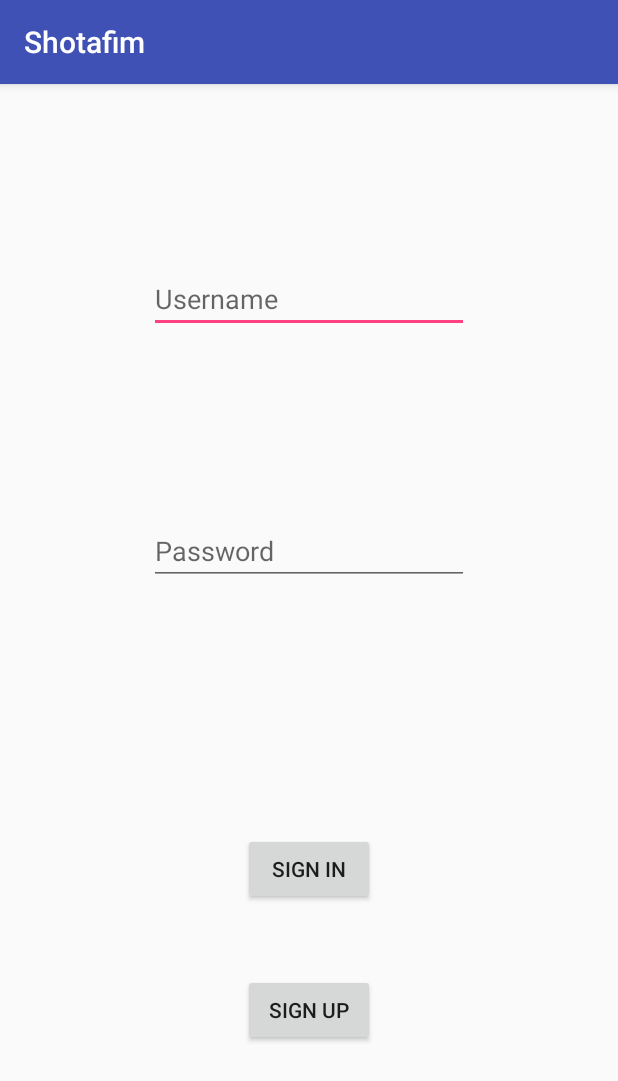
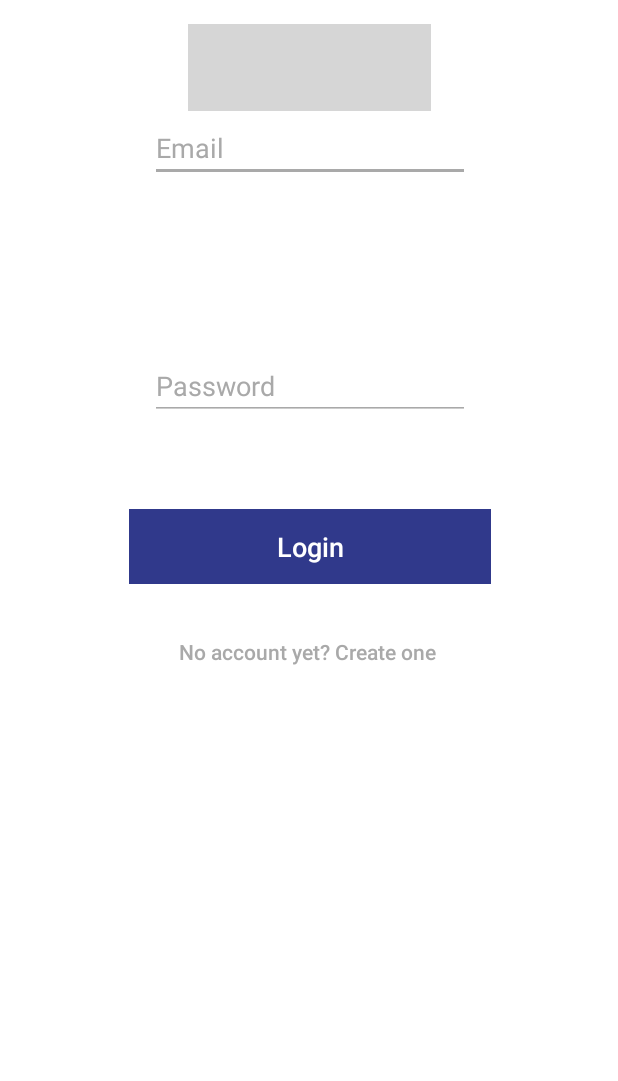
Before and after one commit to Shotafim/androidApp, an Android app: the screen it shows after launch (LoginActivity), on a phone screen of 412 x 824 dp. Shown: the top 1081 px of the screen. Run offline under Robolectric (Android 15) with nearby library versions, the phone set to English and light mode, and no system bars; our stand-ins replace Firebase (no records; nobody signed in at launch, a user with empty details on screens opened directly); grey boxes are pictures that could not be loaded.

Commit message:
Login and Register is working, can create payments and transfers.

```diff
--- a/app/src/main/java/com/example/gal/shotafim/LoginActivity.java
+++ b/app/src/main/java/com/example/gal/shotafim/LoginActivity.java
@@ -1,12 +1,15 @@
 package com.example.gal.shotafim;
 
+import android.app.ProgressDialog;
 import android.content.Intent;
 import android.support.annotation.NonNull;
 import android.support.v7.app.AppCompatActivity;
 import android.os.Bundle;
+import android.util.Log;
 import android.view.View;
 import android.widget.Button;
 import android.widget.EditText;
+import android.widget.TabHost;
 import android.widget.Toast;
 
 import com.google.firebase.auth.FirebaseAuth;
@@ -50,6 +53,7 @@ public class LoginActivity extends AppCompatActivity  {
 
         super.onCreate(savedInstanceState);
         setContentView(R.layout.activity_login);
+        getSupportActionBar().hide();
 
 
         signInBtn=findViewById(R.id.signInBtn);
@@ -61,6 +65,7 @@ public class LoginActivity extends AppCompatActivity  {
         usrNameTxtString = usrNameTxt.getText().toString();
         passTxtString = passTxt.getText().toString();
 
+
         //On Click sign in Button
         signInBtn.setOnClickListener(new View.OnClickListener() {
             @Override
@@ -71,11 +76,10 @@ public class LoginActivity extends AppCompatActivity  {
                 mAuth = FirebaseAuth.getInstance();
                 FirebaseDatabase database = FirebaseDatabase.getInstance();
                 final DatabaseReference myRef = database.getReference();
-
+                ValidateEmail();
                 myRef.child("Users").child(usrNameTxtString.replace(".","|").toLowerCase()).addListenerForSingleValueEvent(new ValueEventListener() {
                     @Override
                     public void onDataChange(@NonNull DataSnapshot dataSnapshot) {
-
                         boolean loginIsOk = false;
                         User user=null;
                         if(dataSnapshot.exists()){
@@ -83,15 +87,20 @@ public class LoginActivity extends AppCompatActivity  {
                             if(passTxtString.toString().equals(user.getPassword())){
                                 loginIsOk = true;
                             }
+                            else {
+                                passTxt.setError("Password wrong,try again");
+                            }
                         }
                         if(loginIsOk){
                             AuthenticatedUserHolder.instance.setAppUser(user);
                             Toast.makeText(LoginActivity.this
-                                    ,"LOGIN GOOD GOOD",(Toast.LENGTH_LONG)).show();
+                                    ,"Welcome Back "+user.getName(),(Toast.LENGTH_LONG)).show();
                             startActivity(new Intent("com.example.gal.shotafim.PaymentActivity"));
                         }
                         else {
                             Toast.makeText(LoginActivity.this,"Email or password is incorrect,try again!",Toast.LENGTH_LONG).show();
+                            passTxt.setError("Wrong password ,try again");
+                            usrNameTxt.setError("Wrong email ,try again");
                         }
 
                     }
@@ -101,6 +110,7 @@ public class LoginActivity extends AppCompatActivity  {
 
                     }
                 });
+
             }
         });
         //On click sign up button
@@ -124,4 +134,29 @@ public class LoginActivity extends AppCompatActivity  {
     private boolean HasEmptyField(){
         return (passTxtString.isEmpty() || usrNameTxtString.isEmpty());
     }
+    private void ValidateEmail(){
+        if(!usrNameTxtString.contains("@") || usrNameTxt.length()<=5){
+            usrNameTxt.setError("Invalid email!");
+        }
+    }
+    /*
+    This method is for create popup windows after press login.
+     */
+    private void ShowAuthencating(){
+        final ProgressDialog progressDialog = new ProgressDialog(LoginActivity.this,
+                R.style.Theme_AppCompat_DayNight_Dialog_Alert);
+        progressDialog.setIndeterminate(true);
+        progressDialog.setMessage("Authenticating...");
+        progressDialog.show();
+        new android.os.Handler().postDelayed(
+                new Runnable() {
+                    public void run() {
+                        // On complete call either onSignupSuccess or onSignupFailed
+                        // depending on success
+//                                        onSignupSuccess();
+                        // onSignupFailed();
+                        progressDialog.dismiss();
+                    }
+                }, 2000);
+    }
 }
--- a/app/src/main/java/com/example/gal/shotafim/PaymentActivity.java
+++ b/app/src/main/java/com/example/gal/shotafim/PaymentActivity.java
@@ -66,7 +66,7 @@ public class PaymentActivity extends AppCompatActivity {
                                 //Enter Transfer to DB
                                 TransRef.child("Payments").child(Generator.nextSessionId()).setValue(p);
                                 //Make Toast
-                                Toast.makeText(PaymentActivity.this,"Transfer Success!",Toast.LENGTH_LONG).show();
+                                Toast.makeText(PaymentActivity.this,"Payment Success!",Toast.LENGTH_LONG).show();
                             }
                             else{
                                 Toast.makeText(PaymentActivity.this,"Something went wrong,try again!",Toast.LENGTH_LONG).show();
--- a/app/src/main/java/com/example/gal/shotafim/RegisterActivity.java
+++ b/app/src/main/java/com/example/gal/shotafim/RegisterActivity.java
@@ -43,6 +43,9 @@ public class RegisterActivity extends AppCompatActivity {
     protected void onCreate(Bundle savedInstanceState) {
         super.onCreate(savedInstanceState);
         setContentView(R.layout.activity_register);
+
+        getSupportActionBar().hide();
+
         nameTxt = findViewById(R.id.nameTxt);
         passTxt = findViewById(R.id.passTxt);
         emailTxt = findViewById(R.id.emailTxt);
--- a/app/src/main/java/com/example/gal/shotafim/TransferActivity.java
+++ b/app/src/main/java/com/example/gal/shotafim/TransferActivity.java
@@ -1,8 +1,10 @@
 package com.example.gal.shotafim;
 
+import android.nfc.Tag;
 import android.support.annotation.NonNull;
 import android.support.v7.app.AppCompatActivity;
 import android.os.Bundle;
+import android.util.Log;
 import android.view.View;
 import android.widget.Button;
 import android.widget.EditText;
@@ -57,7 +59,6 @@ public class TransferActivity extends AppCompatActivity {
                     final DatabaseReference database = FirebaseDatabase.getInstance().getReference();
                     final DatabaseReference TransRef = database.child("Transcation").child(user.getmGroupName());
 
-
                     final DatabaseReference usersRef = database.child("Users").child(sendToTxt.getText().toString().replace(".","|").toLowerCase());
                     //Update credit in receiver
                     usersRef.child("credit").addListenerForSingleValueEvent(new ValueEventListener() {
@@ -87,7 +88,10 @@ public class TransferActivity extends AppCompatActivity {
 
                         }
                     });
+
                 }
+
+
             }
         });
     }
--- a/app/src/main/res/layout/activity_login.xml
+++ b/app/src/main/res/layout/activity_login.xml
@@ -4,61 +4,94 @@
     xmlns:tools="http://schemas.android.com/tools"
     android:layout_width="match_parent"
     android:layout_height="match_parent"
-    tools:context=".LoginActivity">
+    android:background="@android:color/white"
+    tools:context=".LoginActivity"
+    tools:layout_editor_absoluteY="81dp">
 
     <EditText
         android:id="@+id/usrNameTxt"
         android:layout_width="wrap_content"
         android:layout_height="wrap_content"
-        android:layout_marginTop="83dp"
-        android:layout_marginBottom="43dp"
+        android:layout_marginTop="76dp"
+        android:layout_marginBottom="8dp"
         android:ems="10"
-        android:hint="Username"
+        android:hint="Email"
         android:inputType="textPersonName"
-        app:layout_constraintBottom_toTopOf="@+id/passTxt"
+        android:shadowColor="@color/darkgrey"
+        android:textColor="@color/Black"
+        android:textColorHighlight="@color/darkgrey"
+        android:textColorHint="@color/darkgrey"
+        android:textColorLink="@color/darkgrey"
+        app:backgroundTint="@color/darkgrey"
+        app:layout_constraintBottom_toBottomOf="parent"
         app:layout_constraintEnd_toEndOf="parent"
-        app:layout_constraintHorizontal_bias="0.5"
+        app:layout_constraintHorizontal_bias="0.502"
         app:layout_constraintStart_toStartOf="parent"
-        app:layout_constraintTop_toTopOf="parent" />
+        app:layout_constraintTop_toTopOf="parent"
+        app:layout_constraintVertical_bias="0.0" />
 
     <EditText
         android:id="@+id/passTxt"
         android:layout_width="wrap_content"
         android:layout_height="wrap_content"
-        android:layout_marginTop="41dp"
-        android:layout_marginBottom="64dp"
         android:ems="10"
         android:hint="Password"
         android:inputType="textPassword"
-        app:layout_constraintBottom_toTopOf="@+id/signInBtn"
+        android:textAllCaps="false"
+        android:textColor="@color/Black"
+        android:textColorHint="@color/darkgrey"
+        app:backgroundTint="@color/darkgrey"
+        app:layout_constraintBottom_toBottomOf="parent"
         app:layout_constraintEnd_toEndOf="parent"
-        app:layout_constraintHorizontal_bias="0.5"
+        app:layout_constraintHorizontal_bias="0.502"
         app:layout_constraintStart_toStartOf="parent"
-        app:layout_constraintTop_toBottomOf="@+id/usrNameTxt" />
+        app:layout_constraintTop_toTopOf="parent"
+        app:layout_constraintVertical_bias="0.301" />
 
     <Button
         android:id="@+id/signInBtn"
-        android:layout_width="wrap_content"
-        android:layout_height="wrap_content"
-        android:layout_marginBottom="183dp"
-        android:layout_marginTop="64dp"
-        android:text="Sign in"
+        style="@style/Widget.AppCompat.Button.Borderless"
+        android:layout_width="241dp"
+        android:layout_height="50dp"
+        android:background="@color/colorAccent"
+        android:text="Login"
+        android:textAllCaps="false"
+        android:textColor="@android:color/white"
+        android:textColorLink="@color/darkgrey"
+        android:textSize="18sp"
         app:layout_constraintBottom_toBottomOf="parent"
         app:layout_constraintEnd_toEndOf="parent"
-        app:layout_constraintHorizontal_bias="0.5"
+        app:layout_constraintHorizontal_bias="0.503"
         app:layout_constraintStart_toStartOf="parent"
-        app:layout_constraintTop_toBottomOf="@+id/passTxt" />
+        app:layout_constraintTop_toTopOf="parent"
+        app:layout_constraintVertical_bias="0.438" />
 
     <Button
         android:id="@+id/signUpLoginBtn"
-        android:layout_width="wrap_content"
-        android:layout_height="wrap_content"
-        android:layout_marginBottom="108dp"
-        android:layout_marginTop="27dp"
-        android:text="Sign up"
+        style="@style/Widget.AppCompat.Button.Borderless"
+        android:layout_width="242dp"
+        android:layout_height="43dp"
+        android:text="No account yet? Create one "
+        android:textAllCaps="false"
+        android:textColor="@color/darkgrey"
+        android:textSize="14sp"
         app:layout_constraintBottom_toBottomOf="parent"
         app:layout_constraintEnd_toEndOf="parent"
         app:layout_constraintStart_toStartOf="parent"
-        app:layout_constraintTop_toBottomOf="@+id/signInBtn" />
+        app:layout_constraintTop_toTopOf="parent"
+        app:layout_constraintVertical_bias="0.529" />
+
+    <ImageView
+        android:id="@+id/imageView2"
+        android:layout_width="162dp"
+        android:layout_height="58dp"
+        android:layout_marginTop="16dp"
+        android:layout_marginBottom="8dp"
+        app:layout_constraintBottom_toBottomOf="parent"
+        app:layout_constraintEnd_toEndOf="parent"
+        app:layout_constraintStart_toStartOf="parent"
+        app:layout_constraintTop_toTopOf="parent"
+        app:layout_constraintVertical_bias="0.0"
+        app:srcCompat="@drawable/roomies2" />
 
 </android.support.constraint.ConstraintLayout>
--- a/app/src/main/res/values/colors.xml
+++ b/app/src/main/res/values/colors.xml
@@ -1,6 +1,8 @@
 <?xml version="1.0" encoding="utf-8"?>
 <resources>
-    <color name="colorPrimary">#3F51B5</color>
-    <color name="colorPrimaryDark">#303F9F</color>
-    <color name="colorAccent">#FF4081</color>
+    <color name="colorPrimary">#3f51b5</color>
+    <color name="colorPrimaryDark">#8b0000</color>
+    <color name="colorAccent">#30398b</color>
+    <color name="Black">#000000	</color>
+    <color name="darkgrey">#A9A9A9</color>
 </resources>
--- a/app/src/main/res/values/styles.xml
+++ b/app/src/main/res/values/styles.xml
@@ -4,8 +4,10 @@
     <style name="AppTheme" parent="Theme.AppCompat.Light.DarkActionBar">
         <!-- Customize your theme here. -->
         <item name="colorPrimary">@color/colorPrimary</item>
-        <item name="colorPrimaryDark">@color/colorPrimaryDark</item>
+        <!--<item name="colorPrimaryDark">@color/colorPrimaryDark</item>-->
         <item name="colorAccent">@color/colorAccent</item>
+        <item name="colorPrimaryDark">@color/colorAccent</item>
     </style>
 
+
 </resources>
```
